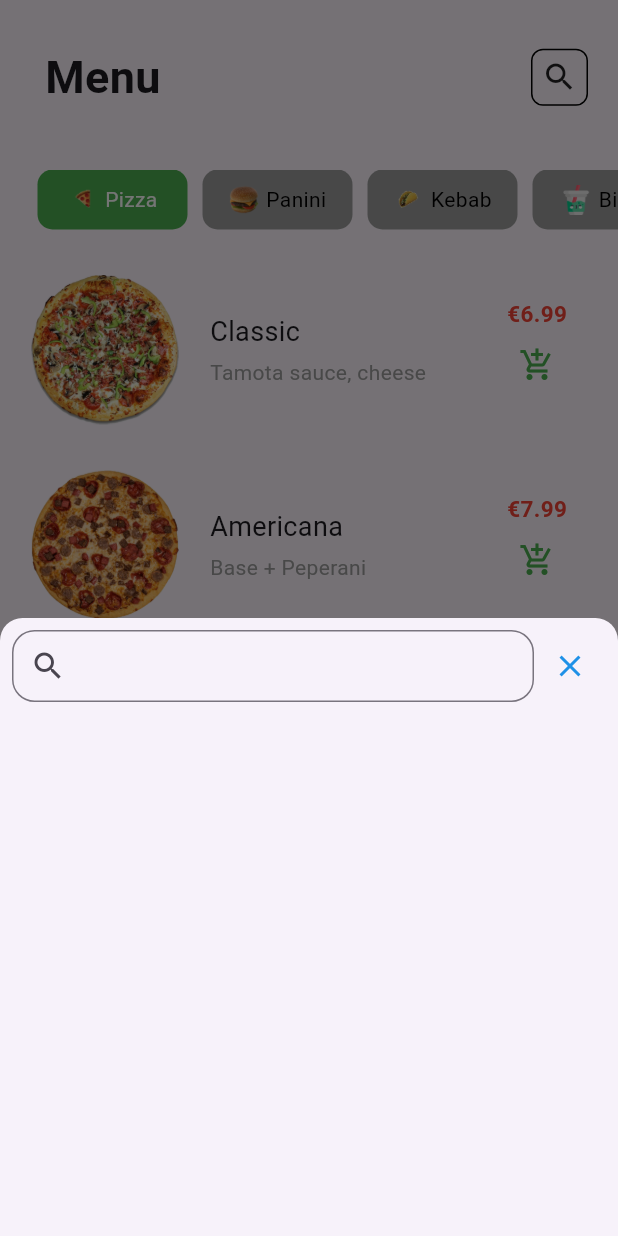
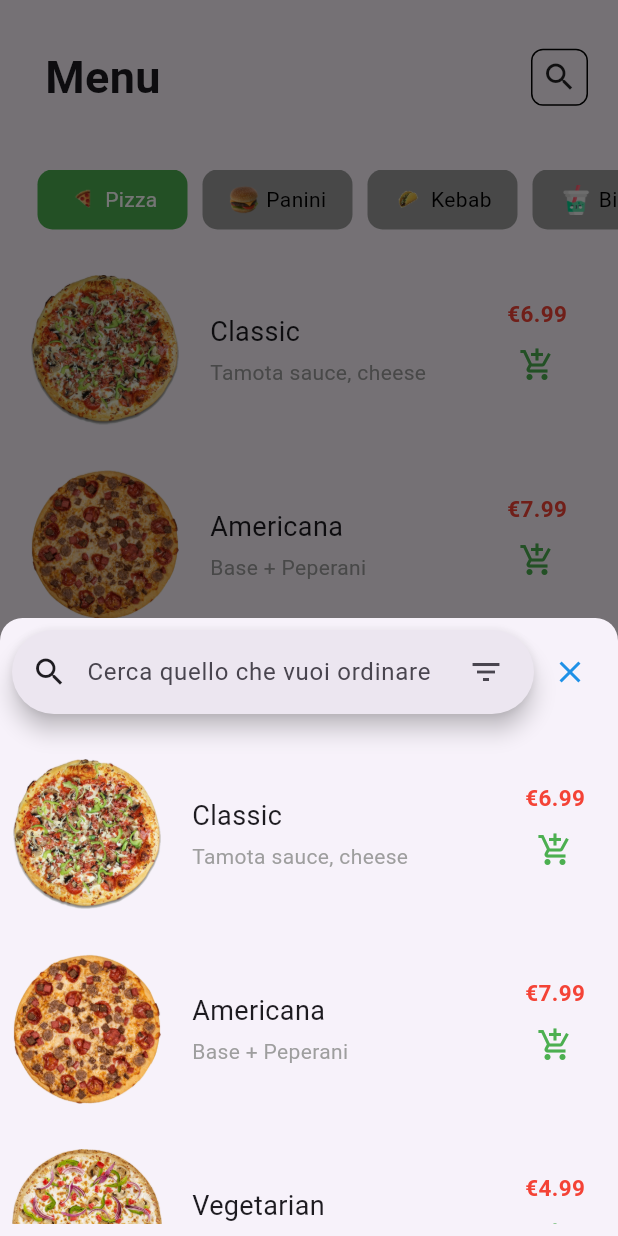
Before and after one commit to umberto-bianchin/app-pizzeria, a Flutter app: the screen it shows after launch, item 2 of the bottom bar chosen, after a tap on the "search" icon, on a phone screen of 412 x 824 dp. Run offline on Flutter 3.47's test engine with Material 2 defaults, Android fonts, the phone set to English and light mode, and no system bars; our stand-ins replace google_maps_flutter; Roboto replaces fonts that are missing (Gilroy); statements that could not run were skipped.

Commit message:
home and menu update (searchbar)

```diff
--- a/lib/data/menu_items_list.dart
+++ b/lib/data/menu_items_list.dart
@@ -4,28 +4,28 @@ import 'package:app_pizzeria/widget/menu_item.dart';
 const items = [
   MenuItem(
     pizzaImage: "assets/images/classic.png",
-    pizza: "Classic",
+    name: "Classic",
     ingredients: "Tamota sauce, cheese",
     price: "6.99",
     category: Categories.pizza,
   ),
   MenuItem(
     pizzaImage: "assets/images/americana.png",
-    pizza: "Americana",
+    name: "Americana",
     ingredients: "Base + Peperani",
     price: "7.99",
     category: Categories.pizza,
   ),
   MenuItem(
     pizzaImage: "assets/images/veg.png",
-    pizza: "Vegetarian",
+    name: "Vegetarian",
     ingredients: "Tamota,Onion and Corn",
     price: "4.99",
     category: Categories.pizza,
   ),
   MenuItem(
     pizzaImage: "assets/images/mexicanPizza.png",
-    pizza: "Mexican",
+    name: "Mexican",
     ingredients: "Mushroom + Chillies",
     price: "6.99",
     category: Categories.pizza,
--- a/lib/screen/menu.dart
+++ b/lib/screen/menu.dart
@@ -1,6 +1,7 @@
+import 'package:flutter/material.dart';
 import 'package:app_pizzeria/widget/categories_buttons_tab.dart';
 import 'package:app_pizzeria/data/menu_items_list.dart';
-import 'package:flutter/material.dart';
+import 'package:app_pizzeria/widget/search_result.dart';
 
 class DetailPage extends StatefulWidget {
   const DetailPage({super.key});
@@ -11,6 +12,7 @@ class DetailPage extends StatefulWidget {
 
 class _DetailPageState extends State<DetailPage> {
   Categories currentCategory = Categories.pizza;
+  SearchResult result = const SearchResult(name: "");
 
   void changeCategory(Categories catogry) {
     setState(() {
@@ -93,41 +95,11 @@ class _DetailPageState extends State<DetailPage> {
                   (BuildContext context, ScrollController scrollController) {
                 return Padding(
                   padding: const EdgeInsets.all(8.0),
-                    child: Column(children: [
-                      Row(children: [
+                  child: Column(
+                    children: [
+                      Row(
+                        children: [
                           Expanded(
-                            child: TextField(
-                                //controller: textController,
-                                decoration: InputDecoration(
-                                  contentPadding: const EdgeInsets.all(8),
-                                  border: OutlineInputBorder(
-                                    borderRadius: BorderRadius.circular(15.0),
-                                    borderSide: const BorderSide(),
-                                  ),
-                                  prefixIcon: const Icon(Icons.search),
-                                ),
-                                onChanged: (value) {
-                                  //4
-                                })),
-                        IconButton(
-                            icon: const Icon(Icons.close),
-                            color: const Color(0xFF1F91E7),
-                            onPressed: () {
-                              setState(() {
-                                Navigator.of(context).pop();
-                              });
-                            }),
-                      ]),
-                    ]),
-                  );
-                });
-          });
-        });
-  }
-}
-
-/**Padding(
-          padding: const EdgeInsets.symmetric(horizontal: 20.0, vertical: 0),
                             child: SearchBar(
                               leading: const Padding(
                                 padding: EdgeInsets.all(5.0),
@@ -140,9 +112,36 @@ class _DetailPageState extends State<DetailPage> {
                                 ),
                               ],
                               hintText: "Cerca quello che vuoi ordinare",
-            onTap: () {},
                               onChanged: (value) {
-              print(value);
+                                setState(() {
+                                  result = SearchResult(name: value);
+                                });
                               },
                             ),
-        ), */
+                          ),
+                          IconButton(
+                              icon: const Icon(Icons.close),
+                              color: const Color(0xFF1F91E7),
+                              onPressed: () {
+                                setState(() {
+                                  Navigator.of(context).pop();
+                                });
+                              }),
+                        ],
+                      ),
+                      Expanded(
+                        child: result,
+                      ),
+                    ],
+                  ),
+                );
+              });
+        });
+      },
+    ).whenComplete(() {
+      setState(() {
+        result = const SearchResult(name: "");
+      });
+    });
+  }
+}
--- a/lib/widget/categories_cards_tab.dart
+++ b/lib/widget/categories_cards_tab.dart
@@ -13,7 +13,7 @@ class CategoriesTabs extends StatelessWidget {
     double width = MediaQuery.of(context).size.width;
 
     return SizedBox(
-      height: 140.0,
+      height: 160.0,
       width: width,
       child: ListView(
         padding: const EdgeInsets.only(left: 15, right: 15),
--- a/lib/widget/element_card.dart
+++ b/lib/widget/element_card.dart
@@ -9,33 +9,18 @@ class FoodCard extends StatelessWidget {
 
   @override
   Widget build(BuildContext context) {
-    return Padding(
-        padding: const EdgeInsets.only(left: 8, bottom: 8, top: 8, right: 4),
-        child: Container(
-          width: width / 4,
-          decoration: BoxDecoration(
-            borderRadius: BorderRadius.circular(12),
-            boxShadow: const [
-              BoxShadow(
-                color: Colors.black38,
-                blurRadius: 2.0,
-                spreadRadius: 0.0,
-                offset: Offset(1.0, 1.0),
-              )
-            ],
-            gradient: const LinearGradient(
-              colors: [
-                Color.fromARGB(255, 250, 250, 250),
-                Color.fromARGB(255, 239, 239, 239)
-              ],
-              begin: Alignment.bottomLeft,
-              end: Alignment.topRight,
-            ),
-          ),
+    return Container(
+      padding: const EdgeInsets.only(left: 8, bottom: 8, top: 8, right: 4),
+      width: width / 3,
+      child: Card(
+        child: InkWell(
           child: Column(
             mainAxisAlignment: MainAxisAlignment.center,
             crossAxisAlignment: CrossAxisAlignment.center,
             children: [
+              const SizedBox(
+                height: 10.0,
+              ),
               Text(
                 title,
                 style: const TextStyle(fontWeight: FontWeight.bold),
@@ -46,10 +31,15 @@ class FoodCard extends StatelessWidget {
               Image(
                 image: AssetImage(image),
                 height: 80.0,
-                width: 80.0,
-              )
+              ),
+              const SizedBox(
+                height: 10.0,
+              ),
             ],
           ),
-        ));
+          onTap: () {},
+        ),
+      ),
+    );
   }
 }
--- a/lib/widget/menu_item.dart
+++ b/lib/widget/menu_item.dart
@@ -5,13 +5,13 @@ class MenuItem extends StatelessWidget {
   const MenuItem(
       {super.key,
       required this.pizzaImage,
-      required this.pizza,
+      required this.name,
       required this.ingredients,
       required this.price,
       required this.category});
 
   final String pizzaImage;
-  final String pizza;
+  final String name;
   final String ingredients;
   final String price;
   final Categories category;
@@ -28,7 +28,6 @@ class MenuItem extends StatelessWidget {
               padding: const EdgeInsets.only(left: 120.0, right: 10),
               decoration: BoxDecoration(
                 borderRadius: BorderRadius.circular(15.0),
-                //color: Colors.white
               ),
               child: Row(
                 mainAxisAlignment: MainAxisAlignment.spaceBetween,
@@ -38,7 +37,7 @@ class MenuItem extends StatelessWidget {
                     crossAxisAlignment: CrossAxisAlignment.start,
                     children: [
                       Text(
-                        pizza,
+                        name,
                         style: const TextStyle(
                           fontSize: 18.0,
                         ),
--- /dev/null
+++ b/lib/widget/search_result.dart
@@ -0,0 +1,20 @@
+import 'package:flutter/material.dart';
+import 'package:app_pizzeria/data/menu_items_list.dart';
+
+class SearchResult extends StatelessWidget {
+  const SearchResult({super.key, required this.name});
+
+  final String name;
+
+  @override
+  Widget build(BuildContext context) {
+    return ListView(
+      shrinkWrap: true,
+      children: items
+          .where((element) =>
+              element.name.toLowerCase().contains(name.toLowerCase()) ||
+              element.ingredients.toLowerCase().contains(name.toLowerCase()))
+          .toList(),
+    );
+  }
+}
--- a/lib/widget/suggested_tabs.dart
+++ b/lib/widget/suggested_tabs.dart
@@ -11,7 +11,7 @@ class SuggestedTabs extends StatelessWidget {
     double width = MediaQuery.of(context).size.width;
 
     return SizedBox(
-      height: 140.0,
+      height: 160.0,
       width: width,
       child: ListView(
         padding: const EdgeInsets.only(left: 15, right: 15),
```
Also changed, not shown: 13 other files. Lines whose indentation alone changed are shown as unchanged.
